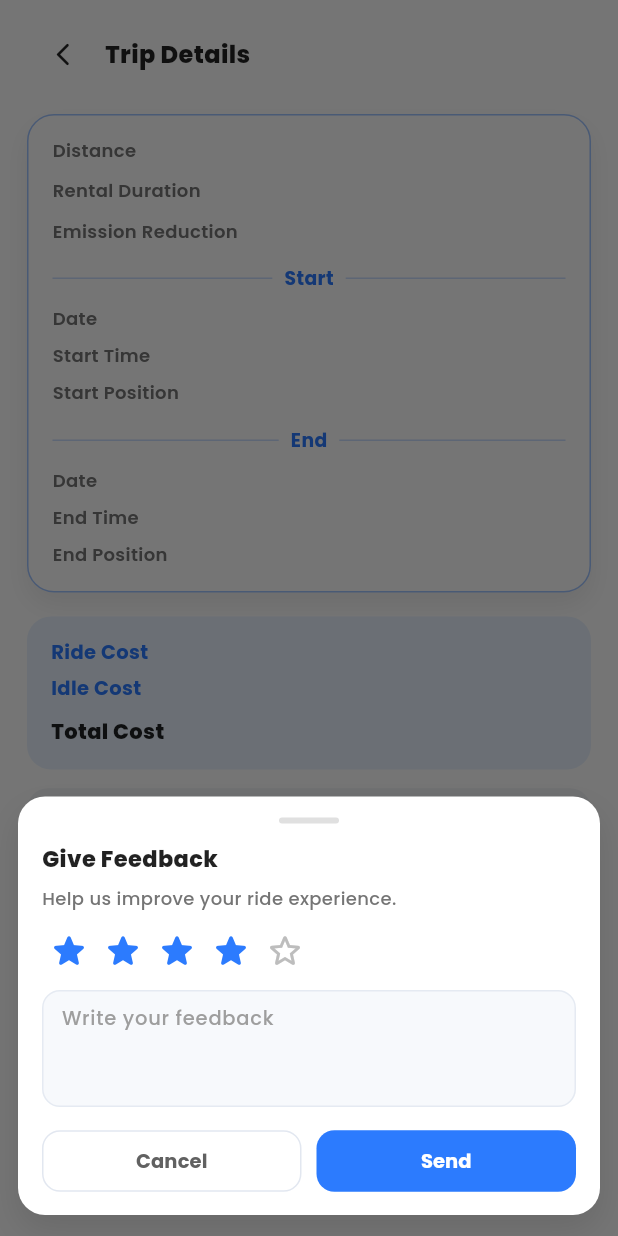
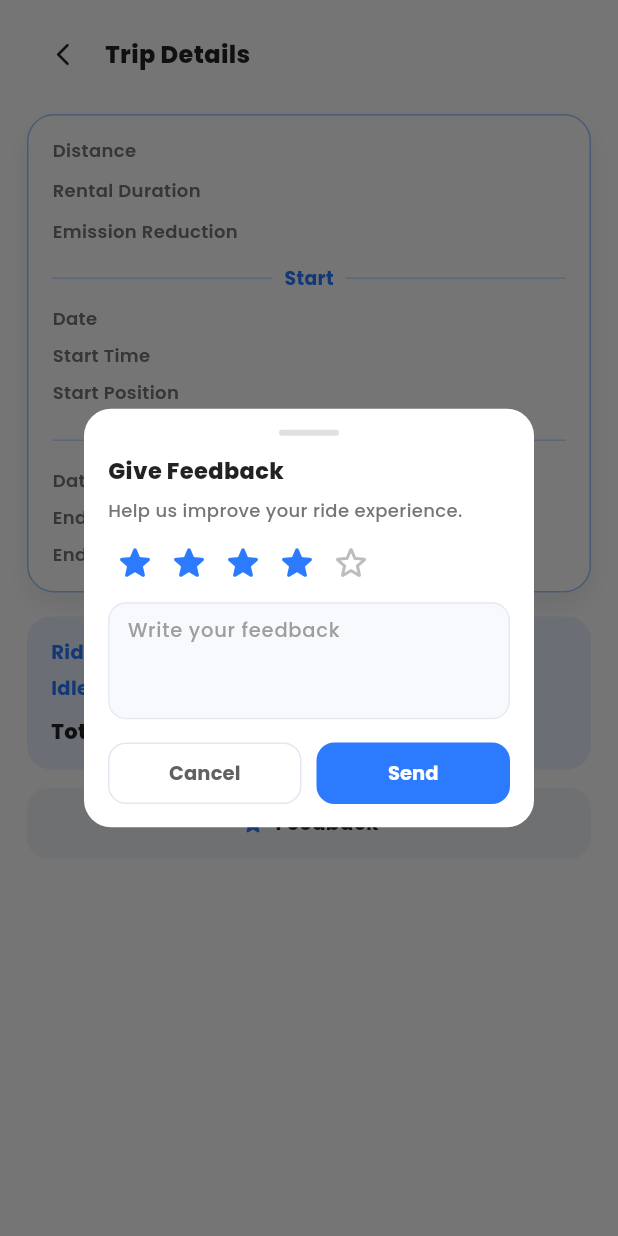
Before and after one commit to nizamajem/E-Motor, a Flutter app: the DetailHistoryScreen screen opened directly with empty values, after a tap on "Feedback", on a phone screen of 412 x 824 dp. Run offline on Flutter 3.47's test engine with Material 3 defaults, Android fonts, the phone set to English and light mode, and no system bars; our stand-ins replace google_fonts, shared_preferences; accounts and stored records are empty; network calls fail.

Commit message:
feat < update> buugs jha no fixed yet

```diff
--- a/lib/core/session/session_manager.dart
+++ b/lib/core/session/session_manager.dart
@@ -73,6 +73,7 @@ class SessionManager {
 
   UserSession? _user;
   RentalSession? _rental;
+  DateTime? _rentalStartedAt;
   String? _emotorId; // e-motor bound to this user
   String? _emotorImei; // IMEI bound to this user
   Map<String, dynamic>? _userProfile;
@@ -82,6 +83,7 @@ class SessionManager {
   String? get token => _user?.token;
   UserSession? get user => _user;
   RentalSession? get rental => _rental;
+  DateTime? get rentalStartedAt => _rentalStartedAt;
   String? get emotorId => _emotorId;
   String? get emotorImei => _emotorImei;
   Map<String, dynamic>? get userProfile => _userProfile;
@@ -155,6 +157,15 @@ class SessionManager {
     _emotorId ??= session.emotorId;
   }
 
+  void setRentalStartedAt(DateTime? startedAt) {
+    _rentalStartedAt = startedAt;
+  }
+
+  void clearRental() {
+    _rental = null;
+    _rentalStartedAt = null;
+  }
+
   Future<void> saveEmotorId(String id) async {
     _emotorId = id;
     final prefs = await SharedPreferences.getInstance();
@@ -215,6 +226,7 @@ class SessionManager {
   void clear() {
     _user = null;
     _rental = null;
+    _rentalStartedAt = null;
     _emotorId = null;
     _emotorImei = null;
     _userProfile = null;
--- a/lib/features/history/presentation/detail_history_screen.dart
+++ b/lib/features/history/presentation/detail_history_screen.dart
@@ -109,32 +109,27 @@ class DetailHistoryScreen extends StatelessWidget {
     int rating = 4;
     bool isSending = false;
     final l10n = AppLocalizations.of(context);
-    return showModalBottomSheet(
+    return showDialog(
       context: context,
-      isScrollControlled: true,
-      backgroundColor: Colors.transparent,
+      barrierDismissible: true,
       builder: (ctx) {
-        return Padding(
+        return StatefulBuilder(
+          builder: (context, setState) {
+            return AnimatedPadding(
+              duration: const Duration(milliseconds: 150),
               padding: EdgeInsets.only(
-            left: 12,
-            right: 12,
-            bottom: MediaQuery.of(ctx).viewInsets.bottom + 14,
+                left: 16,
+                right: 16,
+                top: 24,
+                bottom: MediaQuery.of(ctx).viewInsets.bottom + 24,
               ),
-          child: StatefulBuilder(
-            builder: (context, setState) {
-              return Container(
+              child: Dialog(
+                shape: RoundedRectangleBorder(
+                  borderRadius: BorderRadius.circular(18),
+                ),
+                child: SingleChildScrollView(
+                  child: Padding(
                     padding: const EdgeInsets.fromLTRB(16, 14, 16, 12),
-                decoration: BoxDecoration(
-                  color: Colors.white,
-                  borderRadius: BorderRadius.circular(18),
-                  boxShadow: const [
-                    BoxShadow(
-                      color: Color(0x1A000000),
-                      blurRadius: 18,
-                      offset: Offset(0, 10),
-                    ),
-                  ],
-                ),
                     child: Column(
                       mainAxisSize: MainAxisSize.min,
                       crossAxisAlignment: CrossAxisAlignment.start,
@@ -177,7 +172,9 @@ class DetailHistoryScreen extends StatelessWidget {
                               child: Padding(
                                 padding: const EdgeInsets.symmetric(horizontal: 4),
                                 child: Icon(
-                              filled ? Icons.star_rounded : Icons.star_border_rounded,
+                                  filled
+                                      ? Icons.star_rounded
+                                      : Icons.star_border_rounded,
                                   size: 28,
                                   color: filled ? accent : Colors.grey.shade400,
                                 ),
@@ -217,7 +214,8 @@ class DetailHistoryScreen extends StatelessWidget {
                           children: [
                             Expanded(
                               child: OutlinedButton(
-                            onPressed: isSending ? null : () => Navigator.of(ctx).pop(),
+                                onPressed:
+                                    isSending ? null : () => Navigator.of(ctx).pop(),
                                 style: OutlinedButton.styleFrom(
                                   padding: const EdgeInsets.symmetric(vertical: 11),
                                   side: const BorderSide(color: Color(0xFFE2E7F0)),
@@ -257,8 +255,7 @@ class DetailHistoryScreen extends StatelessWidget {
                                           final session = SessionManager.instance;
                                           final profile = session.userProfile;
                                           final userId =
-                                          session.user?.userId ??
-                                          profile?['id']?.toString();
+                                              session.user?.userId ?? profile?['id']?.toString();
                                           final tenantId =
                                               profile?['tenantId']?.toString() ??
                                                   profile?['tenant_id']?.toString();
@@ -280,15 +277,12 @@ class DetailHistoryScreen extends StatelessWidget {
                                                     AppLocalizations.of(dialogContext);
                                                 return Dialog(
                                                   insetPadding:
-                                                  const EdgeInsets.symmetric(
-                                                      horizontal: 22),
+                                                      const EdgeInsets.symmetric(horizontal: 22),
                                                   shape: RoundedRectangleBorder(
-                                                borderRadius:
-                                                    BorderRadius.circular(18),
+                                                    borderRadius: BorderRadius.circular(18),
                                                   ),
                                                   child: Padding(
-                                                padding: const EdgeInsets.fromLTRB(
-                                                    18, 18, 18, 16),
+                                                    padding: const EdgeInsets.fromLTRB(18, 18, 18, 16),
                                                     child: Column(
                                                       mainAxisSize: MainAxisSize.min,
                                                       children: [
@@ -297,12 +291,10 @@ class DetailHistoryScreen extends StatelessWidget {
                                                           width: 56,
                                                           decoration: BoxDecoration(
                                                             shape: BoxShape.circle,
-                                                        color: const Color(
-                                                            0xFF2C7BFE),
+                                                            color: const Color(0xFF2C7BFE),
                                                             boxShadow: const [
                                                               BoxShadow(
-                                                            color:
-                                                                Color(0x332C7BFE),
+                                                                color: Color(0x332C7BFE),
                                                                 blurRadius: 14,
                                                                 offset: Offset(0, 6),
                                                               ),
@@ -316,27 +308,22 @@ class DetailHistoryScreen extends StatelessWidget {
                                                         ),
                                                         const SizedBox(height: 12),
                                                         Text(
-                                                      dialogL10n
-                                                          .feedbackSuccessTitle,
+                                                          dialogL10n.feedbackSuccessTitle,
                                                           textAlign: TextAlign.center,
                                                           style: GoogleFonts.poppins(
                                                             fontSize: 15,
-                                                        fontWeight:
-                                                            FontWeight.w800,
+                                                            fontWeight: FontWeight.w800,
                                                             color: Colors.black87,
                                                           ),
                                                         ),
                                                         const SizedBox(height: 6),
                                                         Text(
-                                                      dialogL10n
-                                                          .feedbackSuccessBody,
+                                                          dialogL10n.feedbackSuccessBody,
                                                           textAlign: TextAlign.center,
                                                           style: GoogleFonts.poppins(
                                                             fontSize: 12.5,
-                                                        fontWeight:
-                                                            FontWeight.w500,
-                                                        color:
-                                                            Colors.grey.shade600,
+                                                            fontWeight: FontWeight.w500,
+                                                            color: Colors.grey.shade600,
                                                             height: 1.4,
                                                           ),
                                                         ),
@@ -345,34 +332,21 @@ class DetailHistoryScreen extends StatelessWidget {
                                                           width: double.infinity,
                                                           child: ElevatedButton(
                                                             onPressed: () =>
-                                                            Navigator.of(
-                                                                    dialogContext)
-                                                                .pop(),
-                                                        style: ElevatedButton
-                                                            .styleFrom(
-                                                          padding:
-                                                              const EdgeInsets
-                                                                  .symmetric(
+                                                                Navigator.of(dialogContext).pop(),
+                                                            style: ElevatedButton.styleFrom(
+                                                              padding: const EdgeInsets.symmetric(
                                                                   vertical: 11),
-                                                          backgroundColor:
-                                                              const Color(
-                                                                  0xFF2C7BFE),
-                                                          shape:
-                                                              RoundedRectangleBorder(
-                                                            borderRadius:
-                                                                BorderRadius
-                                                                    .circular(12),
+                                                              backgroundColor: const Color(0xFF2C7BFE),
+                                                              shape: RoundedRectangleBorder(
+                                                                borderRadius: BorderRadius.circular(12),
                                                               ),
                                                               elevation: 0,
                                                             ),
                                                             child: Text(
-                                                          dialogL10n
-                                                              .feedbackSuccessCta,
-                                                          style:
-                                                              GoogleFonts.poppins(
+                                                              dialogL10n.feedbackSuccessCta,
+                                                              style: GoogleFonts.poppins(
                                                                 fontSize: 13,
-                                                            fontWeight:
-                                                                FontWeight.w700,
+                                                                fontWeight: FontWeight.w700,
                                                                 color: Colors.white,
                                                               ),
                                                             ),
@@ -430,9 +404,11 @@ class DetailHistoryScreen extends StatelessWidget {
                         ),
                       ],
                     ),
+                  ),
+                ),
+              ),
             );
           },
-          ),
         );
       },
     );
--- a/lib/features/profile/presentation/profile_screen.dart
+++ b/lib/features/profile/presentation/profile_screen.dart
@@ -374,14 +374,13 @@ class _ProfileRow extends StatelessWidget {
                 ],
               ),
             ),
+            if (isEditable || isDelete)
               Icon(
                 Icons.chevron_right_rounded,
                 size: 18,
                 color: isDelete
                     ? Colors.redAccent
-                  : isEditable
-                      ? const Color(0xFF2C7BFE)
-                      : const Color(0xFFBAC2D0),
+                    : const Color(0xFF2C7BFE),
               ),
           ],
         ),
--- a/lib/features/rental/data/rental_service.dart
+++ b/lib/features/rental/data/rental_service.dart
@@ -239,6 +239,7 @@ class RentalService {
     }
 
     final session = UserSession(token: token, name: name, email: email, userId: userId);
+    SessionManager.instance.clearRental();
     await SessionManager.instance.saveUser(session);
     if (user != null) {
       await SessionManager.instance.saveUserProfile(user);
```
Also changed, not shown: lib/features/dashboard/presentation/dashboard_screen.dart (+11 -2 lines). Lines whose indentation alone changed are shown as unchanged.
